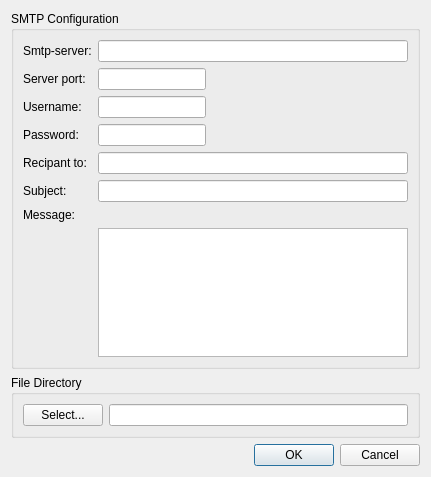
Above: emailconfig.ui from pliniofpa/Profiles_Project before the change. Below: the same form after it.
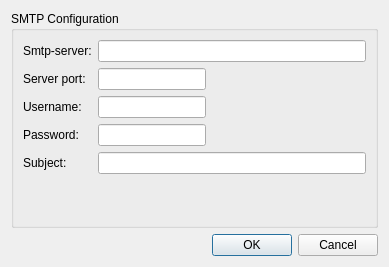
That is the form after the change.

Diff of the .ui file:
```diff
--- a/emailconfig.ui
+++ b/emailconfig.ui
@@ -6,8 +6,8 @@
    <rect>
     <x>0</x>
     <y>0</y>
-    <width>431</width>
-    <height>477</height>
+    <width>389</width>
+    <height>267</height>
    </rect>
   </property>
   <property name="windowTitle">
@@ -57,6 +57,19 @@
         </property>
        </widget>
       </item>
+      <item row="5" column="1">
+       <spacer name="verticalSpacer">
+        <property name="orientation">
+         <enum>Qt::Vertical</enum>
+        </property>
+        <property name="sizeHint" stdset="0">
+         <size>
+          <width>20</width>
+          <height>40</height>
+         </size>
+        </property>
+       </spacer>
+      </item>
       <item row="3" column="1" alignment="Qt::AlignLeft">
        <widget class="QLineEdit" name="paswd">
         <property name="inputMask">
@@ -67,60 +80,13 @@
         </property>
        </widget>
       </item>
-      <item row="4" column="0">
-       <widget class="QLabel" name="label_5">
-        <property name="text">
-         <string>Recipant to:</string>
-        </property>
-       </widget>
-      </item>
       <item row="4" column="1">
-       <widget class="QLineEdit" name="rcptAddress"/>
+       <widget class="QLineEdit" name="subject"/>
       </item>
-      <item row="5" column="0">
+      <item row="4" column="0">
        <widget class="QLabel" name="label_6">
         <property name="text">
          <string>Subject:</string>
-        </property>
-       </widget>
-      </item>
-      <item row="5" column="1">
-       <widget class="QLineEdit" name="subject"/>
-      </item>
-      <item row="6" column="0">
-       <widget class="QLabel" name="label_7">
-        <property name="text">
-         <string>Message:</string>
-        </property>
-       </widget>
-      </item>
-      <item row="7" column="1">
-       <widget class="QTextEdit" name="message">
-        <property name="textInteractionFlags">
-         <set>Qt::LinksAccessibleByKeyboard|Qt::LinksAccessibleByMouse|Qt::TextBrowserInteraction|Qt::TextEditable|Qt::TextEditorInteraction|Qt::TextSelectableByKeyboard|Qt::TextSelectableByMouse</set>
-        </property>
-       </widget>
-      </item>
-     </layout>
-    </widget>
-   </item>
-   <item>
-    <widget class="QGroupBox" name="groupBox_2">
-     <property name="title">
-      <string>File Directory</string>
-     </property>
-     <layout class="QHBoxLayout" name="horizontalLayout_2">
-      <item>
-       <widget class="QPushButton" name="pushButton">
-        <property name="text">
-         <string>Select...</string>
-        </property>
-       </widget>
-      </item>
-      <item>
-       <widget class="QLineEdit" name="fileDirectory_lineEdit">
-        <property name="readOnly">
-         <bool>true</bool>
         </property>
        </widget>
       </item>
```
Left out of the diff: 26 changed lines with no effect on the pictures.
